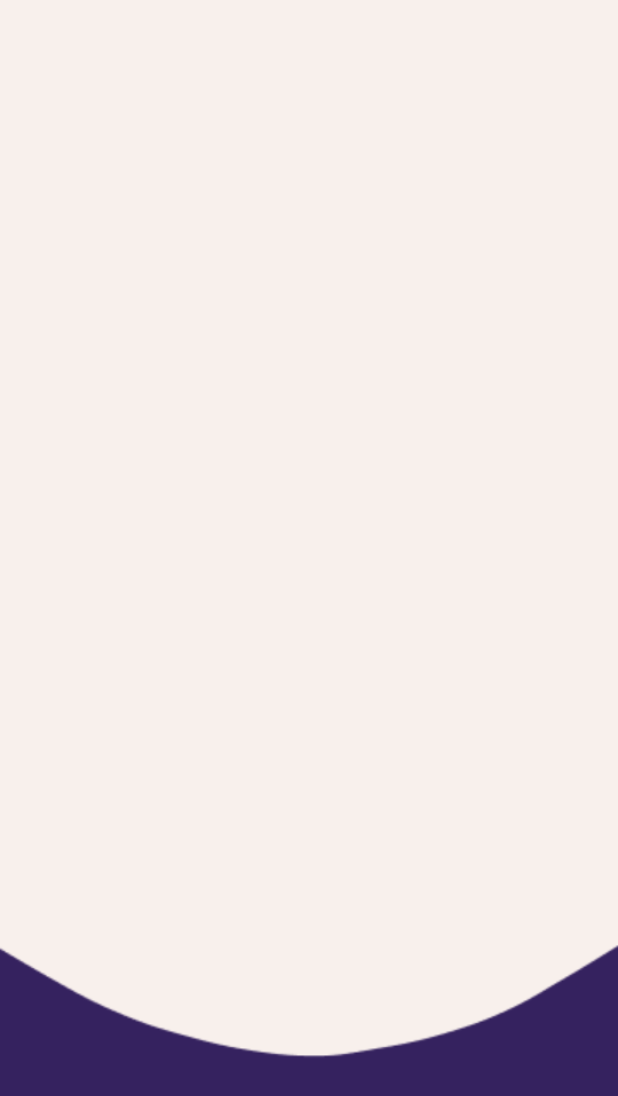
After one commit to AyanCare/AyanCare-Mobile-Cuidador, an Android app built with Jetpack Compose: the composable Wave shown on its own in the app's theme, on a phone screen of 412 x 824 dp. The commit adds this screen. Shown: the top 1096 px of the screen. Run offline under Robolectric (Android 15) with nearby library versions, the phone set to English and light mode, and no system bars; Roboto replaces fonts that are not available here.

Commit message:
tela colocando os components

```diff
--- a/app/src/main/AndroidManifest.xml
+++ b/app/src/main/AndroidManifest.xml
@@ -1,6 +1,10 @@
 <?xml version="1.0" encoding="utf-8"?>
 <manifest xmlns:android="http://schemas.android.com/apk/res/android"
     xmlns:tools="http://schemas.android.com/tools">
+
+    <uses-permission android:name="android.permission.INTERNET" />
+    <uses-permission android:name="android.permission.ACCESS_NETWORK_STATE" />
+    <uses-permission android:name="android.permission.WAKE_LOCK" />
 
     <application
         android:allowBackup="true"
--- a/app/src/main/java/br/senai/sp/jandira/ayancare_frontmobile_cuidador/MainActivity.kt
+++ b/app/src/main/java/br/senai/sp/jandira/ayancare_frontmobile_cuidador/MainActivity.kt
@@ -4,13 +4,9 @@ import android.os.Bundle
 import androidx.activity.ComponentActivity
 import androidx.activity.compose.setContent
 import androidx.compose.foundation.layout.fillMaxSize
-import androidx.compose.material3.MaterialTheme
 import androidx.compose.material3.Surface
-import androidx.compose.material3.Text
-import androidx.compose.runtime.Composable
 import androidx.compose.ui.Modifier
 import androidx.compose.ui.platform.LocalContext
-import androidx.compose.ui.tooling.preview.Preview
 import androidx.navigation.compose.rememberNavController
 import br.senai.sp.jandira.ayancare_frontmobile_cuidador.ui.theme.AyanCareCuidadorTheme
 
--- /dev/null
+++ b/app/src/main/java/br/senai/sp/jandira/ayancare_frontmobile_cuidador/components/Wave.kt
@@ -0,0 +1,38 @@
+package br.senai.sp.jandira.ayancare_frontmobile_cuidador.components
+
+import androidx.compose.foundation.Image
+import androidx.compose.foundation.background
+import androidx.compose.foundation.layout.Box
+import androidx.compose.foundation.layout.fillMaxSize
+import androidx.compose.runtime.Composable
+import androidx.compose.ui.Alignment
+import androidx.compose.ui.Modifier
+import androidx.compose.ui.graphics.Color
+import androidx.compose.ui.res.painterResource
+import androidx.compose.ui.tooling.preview.Preview
+import br.senai.sp.jandira.ayancare_frontmobile_cuidador.R
+
+@Composable
+fun Wave() {
+    Box(
+        modifier = Modifier
+            .fillMaxSize()
+            .background(Color(248, 240, 236))
+    ){
+        Image(
+            painter = painterResource(
+                id = R.drawable.onda
+            ),
+            contentDescription = "",
+            modifier = Modifier
+                .fillMaxSize(),
+            alignment = Alignment.BottomEnd
+        )
+    }
+}
+
+@Preview(showBackground = true)
+@Composable
+fun WavePreview() {
+    Wave()
+}
```
